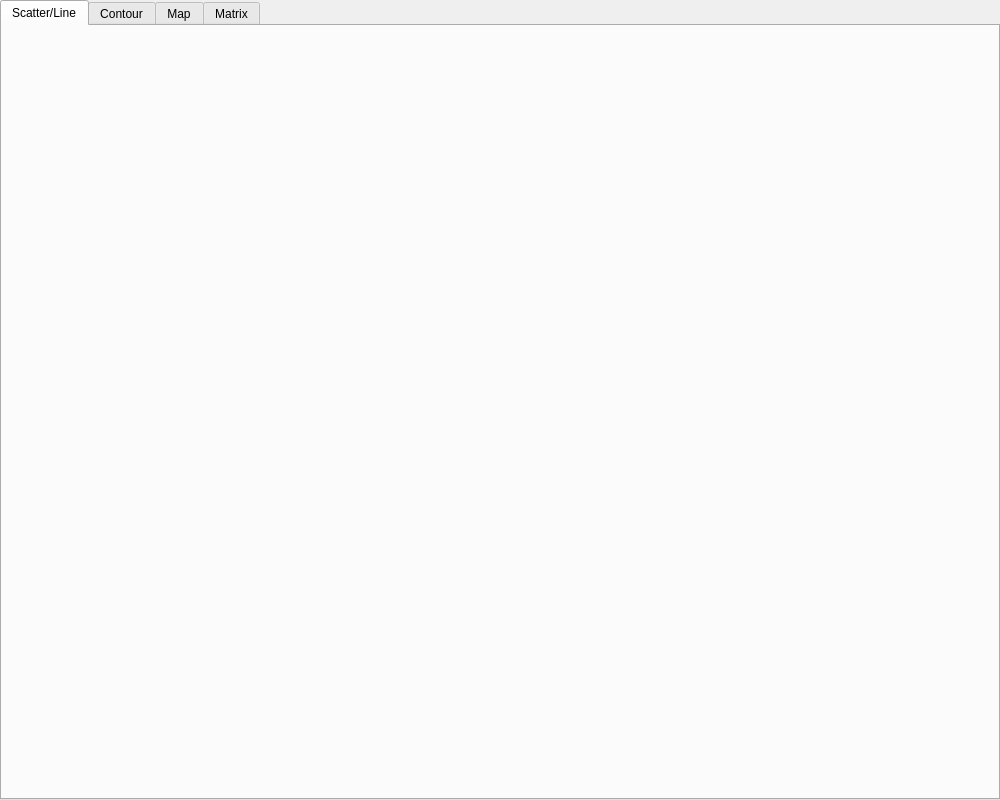
The window that ncv/ui/main_window.ui (SanjeevBashyal/ncv) describes before a commit, drawn with Qt 5.
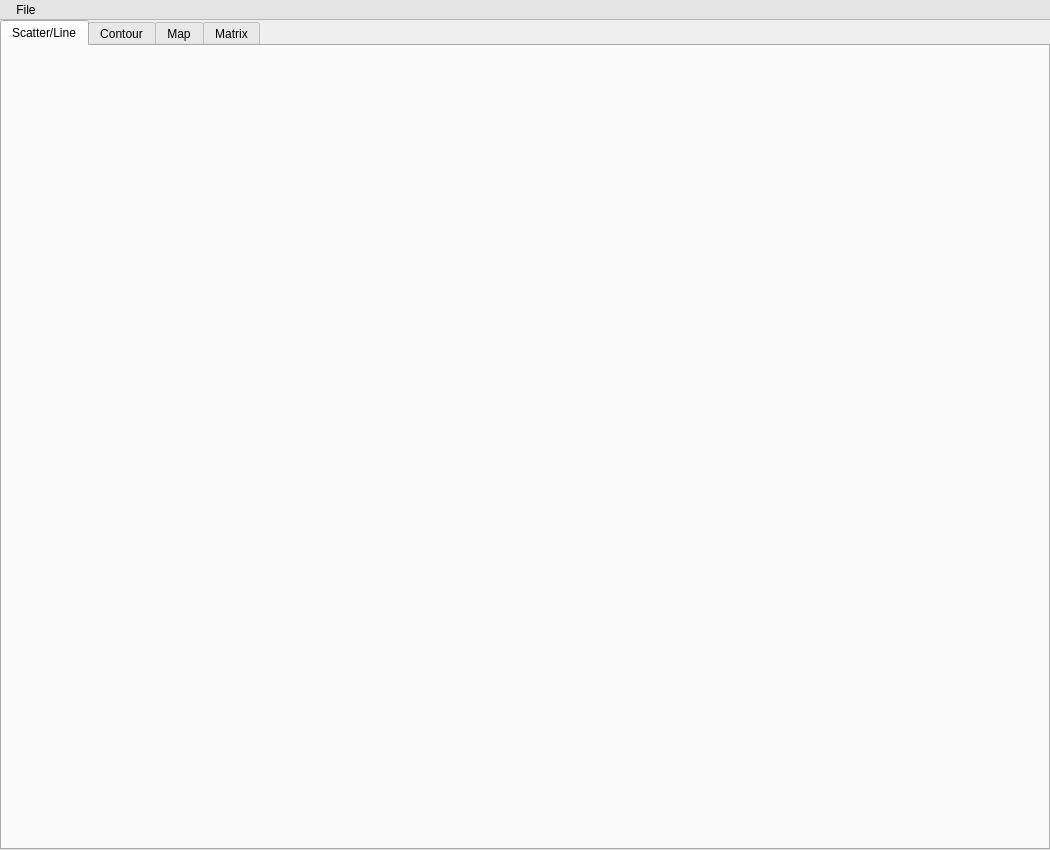
The same window after the commit.

Commit message: removed File handling buttons with menu

What changed in the file:
```diff
--- a/ncv/ui/main_window.ui
+++ b/ncv/ui/main_window.ui
@@ -6,15 +6,15 @@
    <rect>
     <x>0</x>
     <y>0</y>
-    <width>1000</width>
-    <height>800</height>
+    <width>1050</width>
+    <height>850</height>
    </rect>
   </property>
   <property name="windowTitle">
    <string>ncv</string>
   </property>
   <widget class="QWidget" name="centralwidget">
-   <layout class="QVBoxLayout" name="centralLayout">
+   <layout class="QHBoxLayout" name="horizontalLayout">
     <property name="leftMargin">
      <number>0</number>
     </property>
@@ -56,6 +56,47 @@
     </item>
    </layout>
   </widget>
+  <widget class="QMenuBar" name="menubar">
+   <property name="geometry">
+    <rect>
+     <x>0</x>
+     <y>0</y>
+     <width>1050</width>
+     <height>23</height>
+    </rect>
+   </property>
+   <property name="styleSheet">
+    <string notr="true">QMenuBar { background: #e4e4e4; border-bottom: 1px solid #b8b8b8; }
+QMenuBar::item { padding: 3px 10px; background: transparent; }
+QMenuBar::item:selected { background: #cfcfcf; }
+QMenuBar::item:pressed { background: #bdbdbd; }</string>
+   </property>
+   <widget class="QMenu" name="menuFile">
+    <property name="title">
+     <string>File</string>
+    </property>
+    <addaction name="actionOpen_File"/>
+    <addaction name="actionOpen_xarray"/>
+    <addaction name="separator"/>
+    <addaction name="actionNew_Window"/>
+   </widget>
+   <addaction name="menuFile"/>
+  </widget>
+  <action name="actionOpen_File">
+   <property name="text">
+    <string>Open File</string>
+   </property>
+  </action>
+  <action name="actionOpen_xarray">
+   <property name="text">
+    <string>Open xarray</string>
+   </property>
+  </action>
+  <action name="actionNew_Window">
+   <property name="text">
+    <string>New Window</string>
+   </property>
+  </action>
  </widget>
  <resources/>
  <connections/>
```
Left out of the diff: 7 changed lines with no effect on the pictures. The commit also changes 11 other files.
